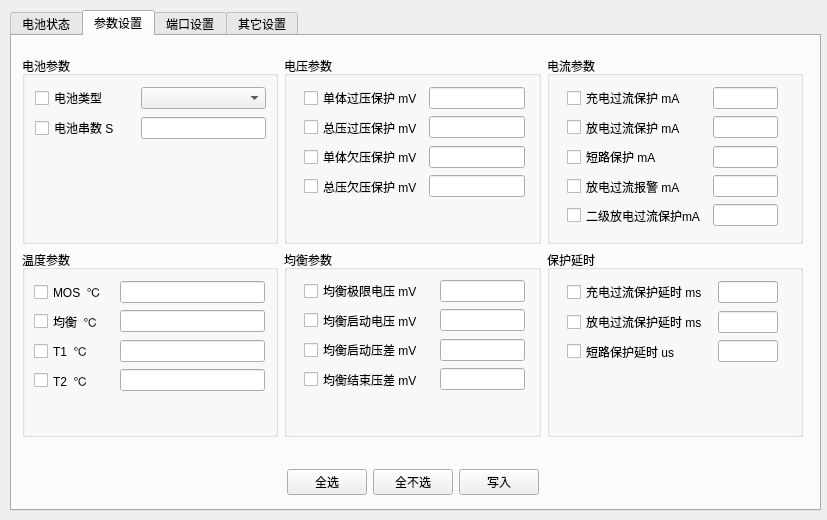
kinglon/bms, file main/mainwindow.ui: the form before one commit.
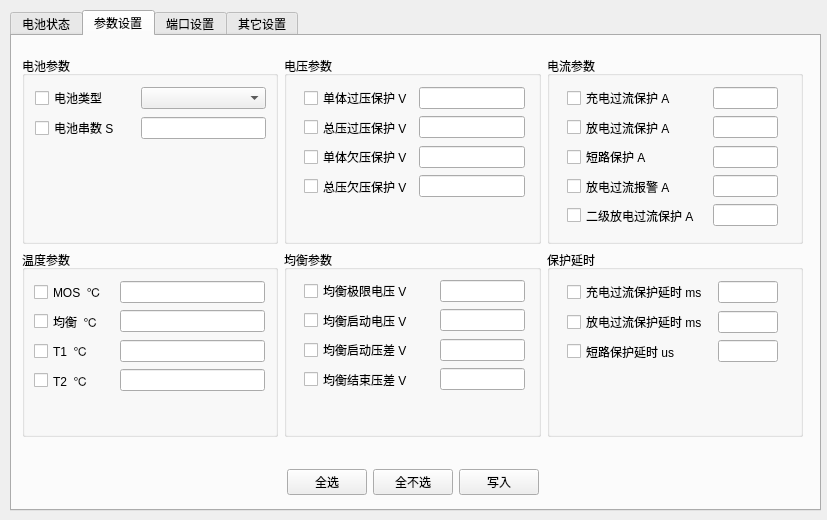
The form after the commit. Icons and pictures are not drawn.

Commit message: 设置参数单位mv改成V

Diff of the .ui file:
```diff
--- a/main/mainwindow.ui
+++ b/main/mainwindow.ui
@@ -1905,7 +1905,7 @@
                <item>
                 <widget class="QCheckBox" name="dantiGuoyaCheckBox">
                  <property name="text">
-                  <string>单体过压保护 mV</string>
+                  <string>单体过压保护 V</string>
                  </property>
                 </widget>
                </item>
@@ -1919,7 +1919,7 @@
                <item>
                 <widget class="QCheckBox" name="zongGuoyaCheckBox">
                  <property name="text">
-                  <string>总压过压保护 mV</string>
+                  <string>总压过压保护 V</string>
                  </property>
                 </widget>
                </item>
@@ -1933,7 +1933,7 @@
                <item>
                 <widget class="QCheckBox" name="dantiQianyaCheckBox">
                  <property name="text">
-                  <string>单体欠压保护 mV</string>
+                  <string>单体欠压保护 V</string>
                  </property>
                 </widget>
                </item>
@@ -1947,7 +1947,7 @@
                <item>
                 <widget class="QCheckBox" name="zongQianyaCheckBox">
                  <property name="text">
-                  <string>总压欠压保护 mV</string>
+                  <string>总压欠压保护 V</string>
                  </property>
                 </widget>
                </item>
@@ -1992,7 +1992,7 @@
                   </size>
                  </property>
                  <property name="text">
-                  <string>充电过流保护 mA</string>
+                  <string>充电过流保护 A</string>
                  </property>
                 </widget>
                </item>
@@ -2018,7 +2018,7 @@
                   </size>
                  </property>
                  <property name="text">
-                  <string>放电过流保护 mA</string>
+                  <string>放电过流保护 A</string>
                  </property>
                 </widget>
                </item>
@@ -2044,7 +2044,7 @@
                   </size>
                  </property>
                  <property name="text">
-                  <string>短路保护 mA</string>
+                  <string>短路保护 A</string>
                  </property>
                 </widget>
                </item>
@@ -2070,7 +2070,7 @@
                   </size>
                  </property>
                  <property name="text">
-                  <string>放电过流报警 mA</string>
+                  <string>放电过流报警 A</string>
                  </property>
                 </widget>
                </item>
@@ -2096,7 +2096,7 @@
                   </size>
                  </property>
                  <property name="text">
-                  <string>二级放电过流保护mA</string>
+                  <string>二级放电过流保护 A</string>
                  </property>
                 </widget>
                </item>
@@ -2268,7 +2268,7 @@
                   </size>
                  </property>
                  <property name="text">
-                  <string>均衡极限电压 mV</string>
+                  <string>均衡极限电压 V</string>
                  </property>
                 </widget>
                </item>
@@ -2294,7 +2294,7 @@
                   </size>
                  </property>
                  <property name="text">
-                  <string>均衡启动电压 mV</string>
+                  <string>均衡启动电压 V</string>
                  </property>
                 </widget>
                </item>
@@ -2320,7 +2320,7 @@
                   </size>
                  </property>
                  <property name="text">
-                  <string>均衡启动压差 mV</string>
+                  <string>均衡启动压差 V</string>
                  </property>
                 </widget>
                </item>
@@ -2346,7 +2346,7 @@
                   </size>
                  </property>
                  <property name="text">
-                  <string>均衡结束压差 mV</string>
+                  <string>均衡结束压差 V</string>
                  </property>
                 </widget>
                </item>
```
The commit also changes 2 other files.
